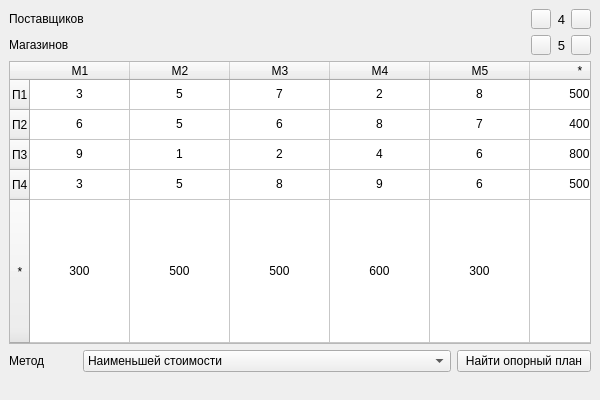
Above: s6/mp/lw/s6_mp_lw_03/qt/ui/given_view.ui from kos1posha/kubstu before the change. Below: the same form after it.
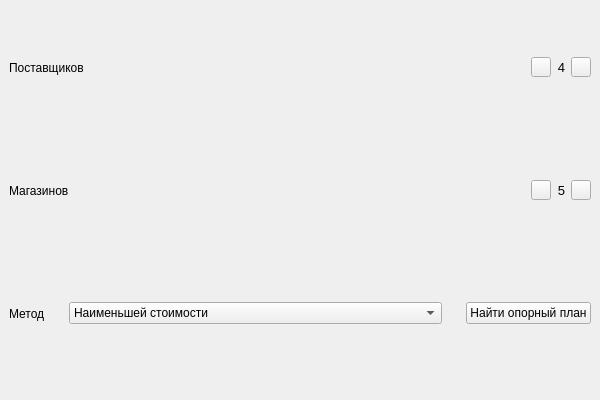
That is the form after the change. Icons and pictures are not drawn.

Commit message: Added: TransportWidgetTable class

The edit to the form file:
```diff
--- a/s6/mp/lw/s6_mp_lw_03/qt/ui/given_view.ui
+++ b/s6/mp/lw/s6_mp_lw_03/qt/ui/given_view.ui
@@ -26,536 +26,279 @@
    <string>Транспортная задача</string>
   </property>
   <widget class="QWidget" name="w_main">
-   <layout class="QGridLayout" name="gl_main">
-    <item row="2" column="7">
-     <widget class="QPushButton" name="pb_demand_add">
-      <property name="sizePolicy">
-       <sizepolicy hsizetype="Fixed" vsizetype="Fixed">
-        <horstretch>0</horstretch>
-        <verstretch>0</verstretch>
-       </sizepolicy>
-      </property>
-      <property name="maximumSize">
-       <size>
-        <width>20</width>
-        <height>20</height>
-       </size>
-      </property>
-      <property name="text">
-       <string/>
-      </property>
-      <property name="icon">
-       <iconset resource="../resources/resources.qrc">
-        <normaloff>:/icons/icons/plus.ico</normaloff>:/icons/icons/plus.ico</iconset>
-      </property>
-      <property name="iconSize">
-       <size>
-        <width>10</width>
-        <height>10</height>
-       </size>
-      </property>
-     </widget>
-    </item>
-    <item row="2" column="9">
-     <widget class="QPushButton" name="pb_demand_remove">
-      <property name="sizePolicy">
-       <sizepolicy hsizetype="Fixed" vsizetype="Fixed">
-        <horstretch>0</horstretch>
-        <verstretch>0</verstretch>
-       </sizepolicy>
-      </property>
-      <property name="maximumSize">
-       <size>
-        <width>20</width>
-        <height>20</height>
-       </size>
-      </property>
-      <property name="text">
-       <string/>
-      </property>
-      <property name="icon">
-       <iconset resource="../resources/resources.qrc">
-        <normaloff>:/icons/icons/minus.ico</normaloff>:/icons/icons/minus.ico</iconset>
-      </property>
-      <property name="iconSize">
-       <size>
-        <width>10</width>
-        <height>10</height>
-       </size>
-      </property>
-     </widget>
-    </item>
-    <item row="7" column="1" colspan="5">
-     <widget class="QComboBox" name="cb_solvers">
-      <item>
-       <property name="text">
-        <string>Наименьшей стоимости</string>
+   <layout class="QVBoxLayout" name="vl_main">
+    <item>
+     <widget class="QWidget" name="w_supply" native="true">
+      <layout class="QHBoxLayout" name="hl_supply">
+       <property name="leftMargin">
+        <number>0</number>
        </property>
-      </item>
-      <item>
-       <property name="text">
-        <string>Северо-западного угла</string>
+       <property name="topMargin">
+        <number>0</number>
        </property>
-      </item>
-      <item>
-       <property name="text">
-        <string>Аппроксимация Фогеля</string>
+       <property name="rightMargin">
+        <number>0</number>
        </property>
-      </item>
+       <property name="bottomMargin">
+        <number>0</number>
+       </property>
+       <item>
+        <widget class="QLabel" name="l_supply">
+         <property name="text">
+          <string>Поставщиков</string>
+         </property>
+        </widget>
+       </item>
+       <item>
+        <widget class="QPushButton" name="pb_supply_add">
+         <property name="sizePolicy">
+          <sizepolicy hsizetype="Fixed" vsizetype="Fixed">
+           <horstretch>0</horstretch>
+           <verstretch>0</verstretch>
+          </sizepolicy>
+         </property>
+         <property name="maximumSize">
+          <size>
+           <width>20</width>
+           <height>20</height>
+          </size>
+         </property>
+         <property name="text">
+          <string/>
+         </property>
+         <property name="icon">
+          <iconset resource="../resources/resources.qrc">
+           <normaloff>:/icons/icons/plus.ico</normaloff>:/icons/icons/plus.ico</iconset>
+         </property>
+         <property name="iconSize">
+          <size>
+           <width>10</width>
+           <height>10</height>
+          </size>
+         </property>
+        </widget>
+       </item>
+       <item>
+        <widget class="QLabel" name="l_supply_count">
+         <property name="sizePolicy">
+          <sizepolicy hsizetype="Fixed" vsizetype="Preferred">
+           <horstretch>0</horstretch>
+           <verstretch>0</verstretch>
+          </sizepolicy>
+         </property>
+         <property name="font">
+          <font>
+           <pointsize>10</pointsize>
+          </font>
+         </property>
+         <property name="text">
+          <string>4</string>
+         </property>
+         <property name="alignment">
+          <set>Qt::AlignmentFlag::AlignRight|Qt::AlignmentFlag::AlignTrailing|Qt::AlignmentFlag::AlignVCenter</set>
+         </property>
+        </widget>
+       </item>
+       <item>
+        <widget class="QPushButton" name="pb_supply_remove">
+         <property name="sizePolicy">
+          <sizepolicy hsizetype="Fixed" vsizetype="Fixed">
+           <horstretch>0</horstretch>
+           <verstretch>0</verstretch>
+          </sizepolicy>
+         </property>
+         <property name="maximumSize">
+          <size>
+           <width>20</width>
+           <height>20</height>
+          </size>
+         </property>
+         <property name="text">
+          <string/>
+         </property>
+         <property name="icon">
+          <iconset resource="../resources/resources.qrc">
+           <normaloff>:/icons/icons/minus.ico</normaloff>:/icons/icons/minus.ico</iconset>
+         </property>
+         <property name="iconSize">
+          <size>
+           <width>10</width>
+           <height>10</height>
+          </size>
+         </property>
+        </widget>
+       </item>
+      </layout>
      </widget>
     </item>
-    <item row="7" column="0">
-     <widget class="QLabel" name="l_solvers">
-      <property name="text">
-       <string>Метод</string>
-      </property>
-     </widget>
-    </item>
-    <item row="5" column="0" colspan="10">
-     <widget class="QTableWidget" name="tw_given">
-      <property name="verticalScrollBarPolicy">
-       <enum>Qt::ScrollBarPolicy::ScrollBarAlwaysOff</enum>
-      </property>
-      <property name="horizontalScrollBarPolicy">
-       <enum>Qt::ScrollBarPolicy::ScrollBarAlwaysOff</enum>
-      </property>
-      <property name="sizeAdjustPolicy">
-       <enum>QAbstractScrollArea::SizeAdjustPolicy::AdjustToContents</enum>
-      </property>
-      <property name="autoScroll">
-       <bool>false</bool>
-      </property>
-      <property name="selectionMode">
-       <enum>QAbstractItemView::SelectionMode::SingleSelection</enum>
-      </property>
-      <attribute name="horizontalHeaderStretchLastSection">
-       <bool>true</bool>
-      </attribute>
-      <attribute name="verticalHeaderStretchLastSection">
-       <bool>true</bool>
-      </attribute>
-      <row>
-       <property name="text">
-        <string>П1</string>
+    <item>
+     <widget class="QWidget" name="w_demand" native="true">
+      <layout class="QHBoxLayout" name="hl_demand">
+       <property name="leftMargin">
+        <number>0</number>
        </property>
-      </row>
-      <row>
-       <property name="text">
-        <string>П2</string>
+       <property name="topMargin">
+        <number>0</number>
        </property>
-      </row>
-      <row>
-       <property name="text">
-        <string>П3</string>
+       <property name="rightMargin">
+        <number>0</number>
        </property>
-      </row>
-      <row>
-       <property name="text">
-        <string>П4</string>
+       <property name="bottomMargin">
+        <number>0</number>
        </property>
-      </row>
-      <row>
-       <property name="text">
-        <string>*</string>
+       <item>
+        <widget class="QLabel" name="l_demand">
+         <property name="text">
+          <string>Магазинов</string>
+         </property>
+        </widget>
+       </item>
+       <item>
+        <widget class="QPushButton" name="pb_demand_add">
+         <property name="sizePolicy">
+          <sizepolicy hsizetype="Fixed" vsizetype="Fixed">
+           <horstretch>0</horstretch>
+           <verstretch>0</verstretch>
+          </sizepolicy>
+         </property>
+         <property name="maximumSize">
+          <size>
+           <width>20</width>
+           <height>20</height>
+          </size>
+         </property>
+         <property name="text">
+          <string/>
+         </property>
+         <property name="icon">
+          <iconset resource="../resources/resources.qrc">
+           <normaloff>:/icons/icons/plus.ico</normaloff>:/icons/icons/plus.ico</iconset>
+         </property>
+         <property name="iconSize">
+          <size>
+           <width>10</width>
+           <height>10</height>
+          </size>
+         </property>
+        </widget>
+       </item>
+       <item>
+        <widget class="QLabel" name="l_demand_count">
+         <property name="sizePolicy">
+          <sizepolicy hsizetype="Fixed" vsizetype="Preferred">
+           <horstretch>0</horstretch>
+           <verstretch>0</verstretch>
+          </sizepolicy>
+         </property>
+         <property name="font">
+          <font>
+           <pointsize>10</pointsize>
+          </font>
+         </property>
+         <property name="text">
+          <string>5</string>
+         </property>
+         <property name="alignment">
+          <set>Qt::AlignmentFlag::AlignRight|Qt::AlignmentFlag::AlignTrailing|Qt::AlignmentFlag::AlignVCenter</set>
+         </property>
+        </widget>
+       </item>
+       <item>
+        <widget class="QPushButton" name="pb_demand_remove">
+         <property name="sizePolicy">
+          <sizepolicy hsizetype="Fixed" vsizetype="Fixed">
+           <horstretch>0</horstretch>
+           <verstretch>0</verstretch>
+          </sizepolicy>
+         </property>
+         <property name="maximumSize">
+          <size>
+           <width>20</width>
+           <height>20</height>
+          </size>
+         </property>
+         <property name="text">
+          <string/>
+         </property>
+         <property name="icon">
+          <iconset resource="../resources/resources.qrc">
+           <normaloff>:/icons/icons/minus.ico</normaloff>:/icons/icons/minus.ico</iconset>
+         </property>
+         <property name="iconSize">
+          <size>
+           <width>10</width>
+           <height>10</height>
+          </size>
+         </property>
+        </widget>
+       </item>
+      </layout>
+     </widget>
+    </item>
+    <item>
+     <widget class="QWidget" name="w_solvers" native="true">
+      <layout class="QHBoxLayout" name="hl_solvers">
+       <property name="spacing">
+        <number>24</number>
        </property>
-       <property name="textAlignment">
-        <set>AlignCenter</set>
+       <property name="leftMargin">
+        <number>0</number>
        </property>
-      </row>
-      <column>
-       <property name="text">
-        <string>M1</string>
+       <property name="topMargin">
+        <number>0</number>
        </property>
-      </column>
-      <column>
-       <property name="text">
-        <string>M2</string>
+       <property name="rightMargin">
+        <number>0</number>
        </property>
-      </column>
-      <column>
-       <property name="text">
-        <string>М3</string>
+       <property name="bottomMargin">
+        <number>0</number>
        </property>
-      </column>
-      <column>
-       <property name="text">
-        <string>М4</string>
-       </property>
-      </column>
-      <column>
-       <property name="text">
-        <string>M5</string>
-       </property>
-      </column>
-      <column>
-       <property name="text">
-        <string>*</string>
-       </property>
-      </column>
-      <item row="0" column="0">
-       <property name="text">
-        <string>3</string>
-       </property>
-       <property name="textAlignment">
-        <set>AlignCenter</set>
-       </property>
-      </item>
-      <item row="0" column="1">
-       <property name="text">
-        <string>5</string>
-       </property>
-       <property name="textAlignment">
-        <set>AlignCenter</set>
-       </property>
-      </item>
-      <item row="0" column="2">
-       <property name="text">
-        <string>7</string>
-       </property>
-       <property name="textAlignment">
-        <set>AlignCenter</set>
-       </property>
-      </item>
-      <item row="0" column="3">
-       <property name="text">
-        <string>2</string>
-       </property>
-       <property name="textAlignment">
-        <set>AlignCenter</set>
-       </property>
-      </item>
-      <item row="0" column="4">
-       <property name="text">
-        <string>8</string>
-       </property>
-       <property name="textAlignment">
-        <set>AlignCenter</set>
-       </property>
-      </item>
-      <item row="0" column="5">
-       <property name="text">
-        <string>500</string>
-       </property>
-       <property name="textAlignment">
-        <set>AlignCenter</set>
-       </property>
-      </item>
-      <item row="1" column="0">
-       <property name="text">
-        <string>6</string>
-       </property>
-       <property name="textAlignment">
-        <set>AlignCenter</set>
-       </property>
-      </item>
-      <item row="1" column="1">
-       <property name="text">
-        <string>5</string>
-       </property>
-       <property name="textAlignment">
-        <set>AlignCenter</set>
-       </property>
-      </item>
-      <item row="1" column="2">
-       <property name="text">
-        <string>6</string>
-       </property>
-       <property name="textAlignment">
-        <set>AlignCenter</set>
-       </property>
-      </item>
-      <item row="1" column="3">
-       <property name="text">
-        <string>8</string>
-       </property>
-       <property name="textAlignment">
-        <set>AlignCenter</set>
-       </property>
-      </item>
-      <item row="1" column="4">
-       <property name="text">
-        <string>7</string>
-       </property>
-       <property name="textAlignment">
-        <set>AlignCenter</set>
-       </property>
-      </item>
-      <item row="1" column="5">
-       <property name="text">
-        <string>400</string>
-       </property>
-       <property name="textAlignment">
-        <set>AlignCenter</set>
-       </property>
-      </item>
-      <item row="2" column="0">
-       <property name="text">
-        <string>9</string>
-       </property>
-       <property name="textAlignment">
-        <set>AlignCenter</set>
-       </property>
-      </item>
-      <item row="2" column="1">
-       <property name="text">
-        <string>1</string>
-       </property>
-       <property name="textAlignment">
-        <set>AlignCenter</set>
-       </property>
-      </item>
-      <item row="2" column="2">
-       <property name="text">
-        <string>2</string>
-       </property>
-       <property name="textAlignment">
-        <set>AlignCenter</set>
-       </property>
-      </item>
-      <item row="2" column="3">
-       <property name="text">
-        <string>4</string>
-       </property>
-       <property name="textAlignment">
-        <set>AlignCenter</set>
-       </property>
-      </item>
-      <item row="2" column="4">
-       <property name="text">
-        <string>6</string>
-       </property>
-       <property name="textAlignment">
-        <set>AlignCenter</set>
-       </property>
-      </item>
-      <item row="2" column="5">
-       <property name="text">
-        <string>800</string>
-       </property>
-       <property name="textAlignment">
-        <set>AlignCenter</set>
-       </property>
-      </item>
-      <item row="3" column="0">
-       <property name="text">
-        <string>3</string>
-       </property>
-       <property name="textAlignment">
-        <set>AlignCenter</set>
-       </property>
-      </item>
-      <item row="3" column="1">
-       <property name="text">
-        <string>5</string>
-       </property>
-       <property name="textAlignment">
-        <set>AlignCenter</set>
-       </property>
-      </item>
-      <item row="3" column="2">
-       <property name="text">
-        <string>8</string>
-       </property>
-       <property name="textAlignment">
-        <set>AlignCenter</set>
-       </property>
-      </item>
-      <item row="3" column="3">
-       <property name="text">
-        <string>9</string>
-       </property>
-       <property name="textAlignment">
-        <set>AlignCenter</set>
-       </property>
-      </item>
-      <item row="3" column="4">
-       <property name="text">
-        <string>6</string>
-       </property>
-       <property name="textAlignment">
-        <set>AlignCenter</set>
-       </property>
-      </item>
-      <item row="3" column="5">
-       <property name="text">
-        <string>500</string>
-       </property>
-       <property name="textAlignment">
-        <set>AlignCenter</set>
-       </property>
-      </item>
-      <item row="4" column="0">
-       <property name="text">
-        <string>300</string>
-       </property>
-       <property name="textAlignment">
-        <set>AlignCenter</set>
-       </property>
-      </item>
-      <item row="4" column="1">
-       <property name="text">
-        <string>500</string>
-       </property>
-       <property name="textAlignment">
-        <set>AlignCenter</set>
-       </property>
-      </item>
-      <item row="4" column="2">
-       <property name="text">
-        <string>500</string>
-       </property>
-       <property name="textAlignment">
-        <set>AlignCenter</set>
-       </property>
-      </item>
-      <item row="4" column="3">
-       <property name="text">
-        <string>600</string>
-       </property>
-       <property name="textAlignment">
-        <set>AlignCenter</set>
-       </property>
-      </item>
-      <item row="4" column="4">
-       <property name="text">
-        <string>300</string>
-       </property>
-       <property name="textAlignment">
-        <set>AlignCenter</set>
-       </property>
-      </item>
-      <item row="4" column="5">
-       <property name="text">
-        <string/>
-       </property>
-       <property name="textAlignment">
-        <set>AlignCenter</set>
-       </property>
-       <property name="flags">
-        <set>NoItemFlags</set>
-       </property>
-      </item>
-     </widget>
-    </item>
-    <item row="7" column="6" colspan="4">
-     <widget class="QPushButton" name="pb_solve">
-      <property name="text">
-       <string>Найти опорный план</string>
-      </property>
-     </widget>
-    </item>
-    <item row="1" column="0" colspan="4">
-     <widget class="QLabel" name="l_supply">
-      <property name="text">
-       <string>Поставщиков</string>
-      </property>
-     </widget>
-    </item>
-    <item row="1" column="8">
-     <widget class="QLabel" name="l_supply_count">
-      <property name="sizePolicy">
-       <sizepolicy hsizetype="Fixed" vsizetype="Preferred">
-        <horstretch>0</horstretch>
-        <verstretch>0</verstretch>
-       </sizepolicy>
-      </property>
-      <property name="font">
-       <font>
-        <pointsize>10</pointsize>
-       </font>
-      </property>
-      <property name="text">
-       <string>4</string>
-      </property>
-      <property name="alignment">
-       <set>Qt::AlignmentFlag::AlignRight|Qt::AlignmentFlag::AlignTrailing|Qt::AlignmentFlag::AlignVCenter</set>
-      </property>
-     </widget>
-    </item>
-    <item row="2" column="8">
-     <widget class="QLabel" name="l_demand_count">
-      <property name="sizePolicy">
-       <sizepolicy hsizetype="Fixed" vsizetype="Preferred">
-        <horstretch>0</horstretch>
-        <verstretch>0</verstretch>
-       </sizepolicy>
-      </property>
-      <property name="font">
-       <font>
-        <pointsize>10</pointsize>
-       </font>
-      </property>
-      <property name="text">
-       <string>5</string>
-      </property>
-      <property name="alignment">
-       <set>Qt::AlignmentFlag::AlignRight|Qt::AlignmentFlag::AlignTrailing|Qt::AlignmentFlag::AlignVCenter</set>
-      </property>
-     </widget>
-    </item>
-    <item row="2" column="0" colspan="4">
-     <widget class="QLabel" name="l_demand">
-      <property name="text">
-       <string>Магазинов</string>
-      </property>
-     </widget>
-    </item>
-    <item row="1" column="9">
-     <widget class="QPushButton" name="pb_supply_remove">
-      <property name="sizePolicy">
-       <sizepolicy hsizetype="Fixed" vsizetype="Fixed">
-        <horstretch>0</horstretch>
-        <verstretch>0</verstretch>
-       </sizepolicy>
-      </property>
-      <property name="maximumSize">
-       <size>
-        <width>20</width>
-        <height>20</height>
-       </size>
-      </property>
-      <property name="text">
-       <string/>
-      </property>
-      <property name="icon">
-       <iconset resource="../resources/resources.qrc">
-        <normaloff>:/icons/icons/minus.ico</normaloff>:/icons/icons/minus.ico</iconset>
-      </property>
-      <property name="iconSize">
-       <size>
-        <width>10</width>
-        <height>10</height>
-       </size>
-      </property>
-     </widget>
-    </item>
-    <item row="1" column="7">
-     <widget class="QPushButton" name="pb_supply_add">
-      <property name="sizePolicy">
-       <sizepolicy hsizetype="Fixed" vsizetype="Fixed">
-        <horstretch>0</horstretch>
-        <verstretch>0</verstretch>
-       </sizepolicy>
-      </property>
-      <property name="maximumSize">
-       <size>
-        <width>20</width>
-        <height>20</height>
-       </size>
-      </property>
-      <property name="text">
-       <string/>
-      </property>
-      <property name="icon">
-       <iconset resource="../resources/resources.qrc">
-        <normaloff>:/icons/icons/plus.ico</normaloff>:/icons/icons/plus.ico</iconset>
-      </property>
-      <property name="iconSize">
-       <size>
-        <width>10</width>
-        <height>10</height>
-       </size>
-      </property>
+       <item>
+        <widget class="QLabel" name="l_solvers">
+         <property name="sizePolicy">
+          <sizepolicy hsizetype="Fixed" vsizetype="Preferred">
+           <horstretch>0</horstretch>
+           <verstretch>0</verstretch>
+          </sizepolicy>
+         </property>
+         <property name="text">
+          <string>Метод</string>
+         </property>
+        </widget>
+       </item>
+       <item>
+        <widget class="QComboBox" name="cb_solvers">
+         <property name="sizePolicy">
+          <sizepolicy hsizetype="Expanding" vsizetype="Fixed">
+           <horstretch>0</horstretch>
+           <verstretch>0</verstretch>
+          </sizepolicy>
+         </property>
+         <item>
+          <property name="text">
+           <string>Наименьшей стоимости</string>
+          </property>
+         </item>
+         <item>
+          <property name="text">
+           <string>Северо-западного угла</string>
+          </property>
+         </item>
+         <item>
+          <property name="text">
+           <string>Аппроксимация Фогеля</string>
+          </property>
+         </item>
+        </widget>
+       </item>
+       <item>
+        <widget class="QPushButton" name="pb_solve">
+         <property name="text">
+          <string>Найти опорный план</string>
+         </property>
+        </widget>
+       </item>
+      </layout>
      </widget>
     </item>
    </layout>
```
The commit also changes 6 other files.
